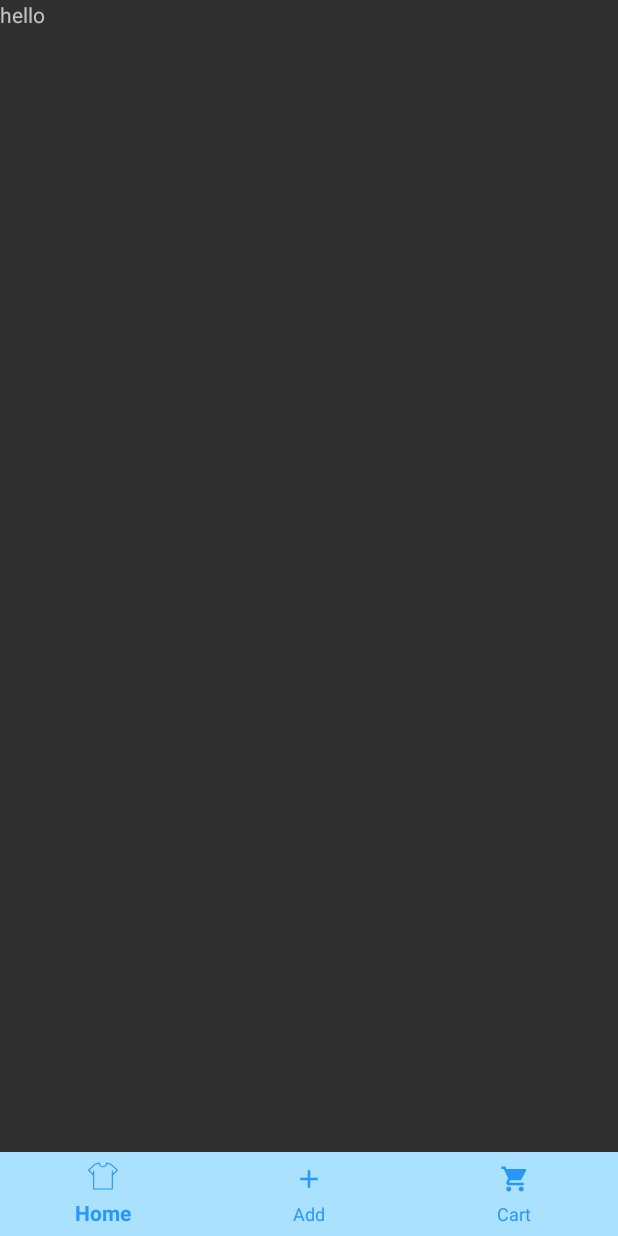
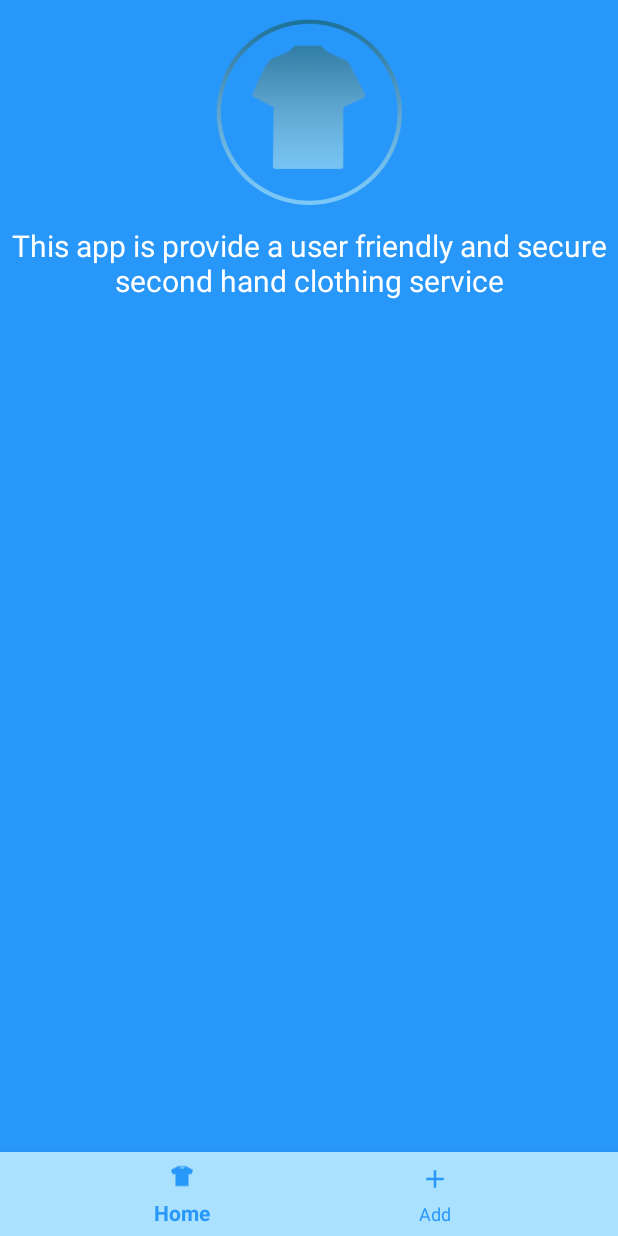
Before and after one commit to JLynch101/Wear-It, an Android app: the MainActivity screen opened directly, with no data from a screen before it, on a phone screen of 412 x 824 dp. Run offline under Robolectric (Android 15) with nearby library versions, the phone set to English and light mode, and no system bars.

Commit message:
More Design changed

```diff
--- a/Wear it App/app/src/main/AndroidManifest.xml
+++ b/Wear it App/app/src/main/AndroidManifest.xml
@@ -2,6 +2,9 @@
 <manifest xmlns:android="http://schemas.android.com/apk/res/android"
     package="ie.wit.wearit">
 
+    <uses-permission android:name="android.permission.WAKE_LOCK" />
+
+    <uses-feature android:name="android.hardware.type.watch" />
 
     <application
         android:name=".main.MainApp"
@@ -12,11 +15,12 @@
         android:supportsRtl="true"
         android:theme="@style/Theme.WearIt">
 
+
         <activity
             android:name=".main.SplashScreenActivity"
             android:label="@string/title_activity_main"
             android:screenOrientation="portrait"
-            android:theme="@style/Theme.Design.NoActionBar" >
+            android:theme="@style/Theme.Design.NoActionBar">
             <intent-filter>
                 <action android:name="android.intent.action.MAIN" />
 
--- a/Wear it App/app/src/main/java/ie/wit/wearit/main/ClothesListActivity.kt
+++ b/Wear it App/app/src/main/java/ie/wit/wearit/main/ClothesListActivity.kt
@@ -46,7 +46,7 @@ class ClothesListActivity : AppCompatActivity(), ClothesListener {
 
     override fun onOptionsItemSelected(item: MenuItem): Boolean {
         when (item.itemId) {
-            R.id.item_add -> startActivityForResult<ClothesActivity>(200)
+            R.id.menu -> super.onBackPressed()
 
         }
         return super.onOptionsItemSelected(item)
--- a/Wear it App/app/src/main/java/ie/wit/wearit/main/MainActivity.kt
+++ b/Wear it App/app/src/main/java/ie/wit/wearit/main/MainActivity.kt
@@ -6,7 +6,7 @@ import androidx.fragment.app.Fragment
 import ie.wit.wearit.R
 import ie.wit.wearit.main.fragments.AddFragment
 
-import ie.wit.wearit.main.fragments.CartFragment
+
 import ie.wit.wearit.main.fragments.HomeFragment
 import kotlinx.android.synthetic.main.activity_main.*
 
@@ -17,7 +17,7 @@ class MainActivity : AppCompatActivity() {
 
         val homeFragment = HomeFragment()
         val addFragment = AddFragment()
-        val cartFragment = CartFragment()
+
 
         makeCurrentFragment(homeFragment)
 
@@ -25,7 +25,6 @@ class MainActivity : AppCompatActivity() {
             when (it.itemId){
                 R.id.home_icon -> makeCurrentFragment(homeFragment)
                 R.id.add_icon -> makeCurrentFragment(addFragment)
-                R.id.cart_icon -> makeCurrentFragment(cartFragment)
             }
             true
         }
--- a/Wear it App/app/src/main/java/ie/wit/wearit/main/models/clothesJSONStore.kt
+++ b/Wear it App/app/src/main/java/ie/wit/wearit/main/models/clothesJSONStore.kt
@@ -47,7 +47,7 @@ class ClothesJSONStore : ClothesStore, AnkoLogger {
             foundClothes.title = clothes.title
             foundClothes.description = clothes.description
             foundClothes.price = clothes.price
-            foundClothes.product = clothes.price
+            foundClothes.product = clothes.product
             foundClothes.image = clothes.image
         }
         serialize()
--- a/Wear it App/app/src/main/java/ie/wit/wearit/main/models/clothesModel.kt
+++ b/Wear it App/app/src/main/java/ie/wit/wearit/main/models/clothesModel.kt
@@ -8,7 +8,7 @@ import kotlinx.android.parcel.Parcelize
 data class ClothesModel(var id: Long = 0,
                         var title: String = "",
                         var description: String = "",
-                        var price: String = "",
+                        var price: String = "$",
                         var product: String = "",
                         var image: String = "",
                         var lat : Double = 0.0,
--- a/Wear it App/app/src/main/res/drawable/ic_cart.xml
+++ /dev/null
@@ -1,5 +0,0 @@
-<vector android:height="100dp" android:tint="#AAE1FF"
-    android:viewportHeight="24" android:viewportWidth="24"
-    android:width="100dp" xmlns:android="http://schemas.android.com/apk/res/android">
-    <path android:fillColor="@android:color/white" android:pathData="M7,18c-1.1,0 -1.99,0.9 -1.99,2S5.9,22 7,22s2,-0.9 2,-2 -0.9,-2 -2,-2zM1,2v2h2l3.6,7.59 -1.35,2.45c-0.16,0.28 -0.25,0.61 -0.25,0.96 0,1.1 0.9,2 2,2h12v-2L7.42,15c-0.14,0 -0.25,-0.11 -0.25,-0.25l0.03,-0.12 0.9,-1.63h7.45c0.75,0 1.41,-0.41 1.75,-1.03l3.58,-6.49c0.08,-0.14 0.12,-0.31 0.12,-0.48 0,-0.55 -0.45,-1 -1,-1L5.21,4l-0.94,-2L1,2zM17,18c-1.1,0 -1.99,0.9 -1.99,2s0.89,2 1.99,2 2,-0.9 2,-2 -0.9,-2 -2,-2z"/>
-</vector>
--- /dev/null
+++ b/Wear it App/app/src/main/res/drawable/ic_shirt.xml
@@ -0,0 +1,10 @@
+<vector xmlns:android="http://schemas.android.com/apk/res/android"
+    android:width="860dp"
+    android:height="663dp"
+    android:viewportWidth="860"
+    android:viewportHeight="663">
+  <path
+      android:pathData="M322,52.7c-48.5,25.2 -127.7,66.5 -167.6,87.3l-43,22.5 26.5,62c14.5,34.1 26.6,62.2 26.7,62.4 0.4,0.4 72,-8.6 76.2,-9.6l2.2,-0.5 0,172.6 0,172.6 187,-0 187,-0 0,-172.6 0,-172.6 2.3,0.5c4.1,1 75.7,10 76.1,9.6 0.1,-0.2 12.2,-28.3 26.7,-62.4l26.5,-62 -43,-22.5c-70.7,-36.9 -140,-73 -165.5,-86.1l-23.9,-12.3 -5.3,2.6c-7.1,3.6 -17.6,6.3 -32.4,8.5 -17.8,2.6 -78.4,2.6 -97,-0.1 -14.3,-2 -28.3,-5.7 -33.1,-8.7 -1.7,-1 -3.8,-1.9 -4.5,-1.9 -0.8,-0 -10.6,4.9 -21.9,10.7zM361.6,74c24.4,8.1 50.2,11.6 78.9,10.7 25.5,-0.8 47.1,-4.9 62.4,-11.8 3.5,-1.6 6.8,-2.9 7.3,-2.9 2,-0 -6.9,14.5 -12.9,21 -15.7,17 -37.6,25.9 -63.5,26 -27.7,-0 -49.1,-8.6 -69,-27.8 -6.5,-6.3 -16.9,-19.2 -15.5,-19.2 0.3,-0 5.8,1.8 12.3,4z"
+      android:fillColor="#000000"
+      android:strokeColor="#00000000"/>
+</vector>
--- a/Wear it App/app/src/main/res/layout/activity_clothes.xml
+++ b/Wear it App/app/src/main/res/layout/activity_clothes.xml
@@ -97,6 +97,7 @@
                     android:inputType="text"
                     android:maxLength="25"
                     android:maxLines="1"
+                    android:text="€"
                     android:padding="8dp"
                     android:textColor="@color/white"
                     android:textColorHint="@color/white"
--- a/Wear it App/app/src/main/res/layout/activity_clothes_list.xml
+++ b/Wear it App/app/src/main/res/layout/activity_clothes_list.xml
@@ -9,7 +9,7 @@
     <com.google.android.material.appbar.AppBarLayout
         android:layout_width="match_parent"
         android:layout_height="wrap_content"
-        android:background="@color/colorAccent"
+        android:background="@color/light_blue"
         android:fitsSystemWindows="true"
         app:elevation="0dip"
         app:theme="@style/ThemeOverlay.AppCompat.Dark.ActionBar">
@@ -26,6 +26,7 @@
         android:layout_width="match_parent"
         android:layout_height="match_parent"
         android:scrollbars="vertical"
+        android:background="@color/light_blue"
         app:layout_behavior="@string/appbar_scrolling_view_behavior" />
 
 
--- a/Wear it App/app/src/main/res/layout/activity_main.xml
+++ b/Wear it App/app/src/main/res/layout/activity_main.xml
@@ -10,7 +10,8 @@
     android:id="@+id/fl_wrap"
     android:layout_width="match_parent"
     android:layout_above="@+id/bottom_nav"
-    android:layout_height="match_parent"/>
+    android:layout_height="match_parent"
+    android:background="@color/dark_blue"/>
 
     <com.google.android.material.bottomnavigation.BottomNavigationView
         android:id="@+id/bottom_nav"
@@ -22,9 +23,20 @@
         app:itemIconTint="@color/dark_blue"
         app:itemTextColor="@color/dark_blue"
         app:menu="@menu/nav_menu"/>
-
+    <ImageView
+        android:id="@+id/header_logo"
+        android:layout_width="match_parent"
+        android:layout_height="149dp"
+        android:layout_gravity="center"
+        android:scaleType="fitCenter"
+        android:src="@drawable/logo"
+        app:layout_constraintBottom_toTopOf="@+id/login_title"/>
 <TextView
-    android:layout_width="wrap_content"
-    android:layout_height="wrap_content"
-    android:text="hello"/>
+    android:layout_marginTop="150dp"
+    android:layout_width="match_parent"
+    android:layout_height="match_parent"
+    android:text="@string/homepage_text1"
+    android:textColor="@color/white"
+    android:textSize="20dp"
+    android:gravity="center|top"/>
 </RelativeLayout>
--- a/Wear it App/app/src/main/res/menu/bottom_nav_menu.xml
+++ b/Wear it App/app/src/main/res/menu/bottom_nav_menu.xml
@@ -3,7 +3,7 @@
 
     <item
         android:id="@+id/navigation_home"
-        android:icon="@drawable/ic_home_black_24dp"
+        android:icon="@drawable/ic_shirt"
         android:title="@string/title_home" />
 
     <item
--- a/Wear it App/app/src/main/res/menu/menu_clothes.xml
+++ b/Wear it App/app/src/main/res/menu/menu_clothes.xml
@@ -6,10 +6,10 @@
         android:title="@string/menu_deleteClothes"
         android:visible="false"
         app:showAsAction="always"
-        android:textColor="@color/white"/>
+        android:textColor="@color/dark_blue"/>
     <item
         android:id="@+id/item_cancel"
         android:title="@string/menu_cancelClothes"
         app:showAsAction="always"
-        android:textColor="@color/white"/>
+        android:textColor="@color/dark_blue"/>
 </menu>
--- a/Wear it App/app/src/main/res/menu/nav_menu.xml
+++ b/Wear it App/app/src/main/res/menu/nav_menu.xml
@@ -3,7 +3,7 @@
 
     <item
         android:id="@+id/home_icon"
-        android:icon="@drawable/ic_tshirt"
+        android:icon="@drawable/ic_shirt"
         android:title="Home"/>
 
     <item
@@ -11,9 +11,5 @@
         android:icon="@drawable/ic_add"
         android:title="Add"/>
 
-    <item
-        android:id="@+id/cart_icon"
-        android:icon="@drawable/ic_cart"
-        android:title="Cart"/>
 
 </menu>
--- a/Wear it App/app/src/main/res/values/strings.xml
+++ b/Wear it App/app/src/main/res/values/strings.xml
@@ -34,6 +34,8 @@
     <string name="title_dashboard">Dashboard</string>
     <string name="title_notifications">Notifications</string>
     <string name="title_activity_main">MainActivity</string>
+    <string name="main_menu">Main Menu</string>
+    <string name="homepage_text1">This app is provide a user friendly and secure second hand clothing service</string>
     <!--
     This string is used for square devices and overridden by hello_world in
     values-round/strings.xml for round devices.
```
Also changed, not shown: Wear it App/app/src/main/java/ie/wit/wearit/main/fragments/CartFragment.kt (deleted, +0 -60 lines), Wear it App/app/src/main/res/layout/card_clothes.xml (+16 -10 lines), Wear it App/app/src/main/res/layout/fragment_cart.xml (deleted, +0 -19 lines), Wear it App/app/src/main/res/menu/menu_main.xml (+5 -4 lines), 2 other files.
